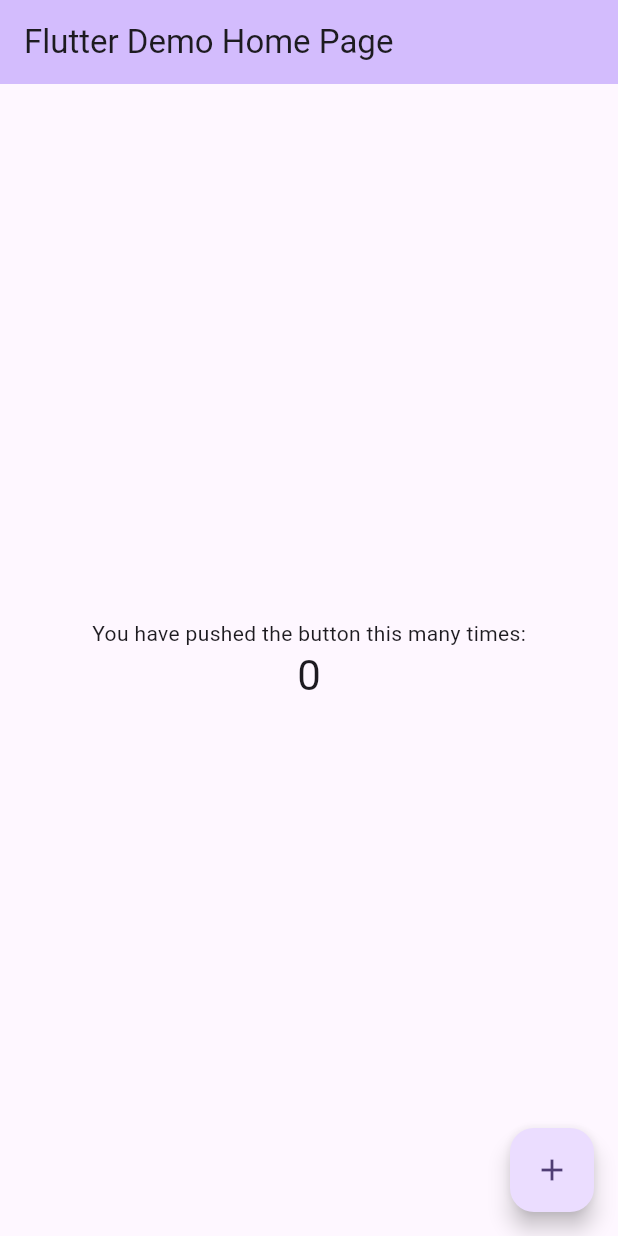
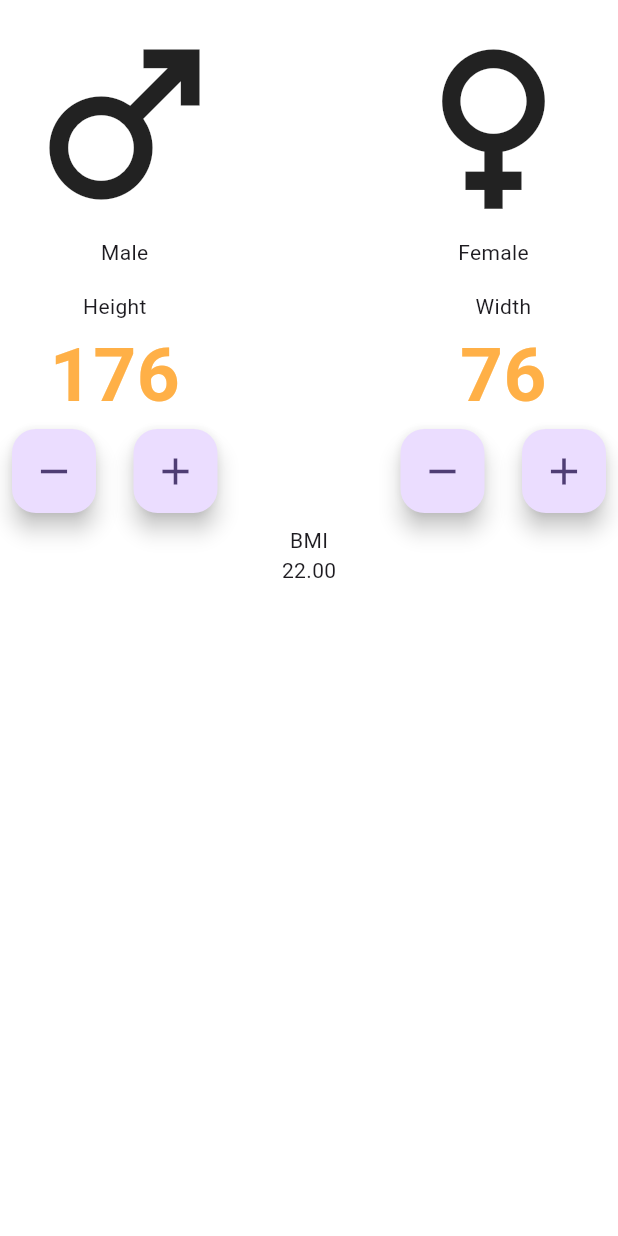
Before and after one commit to manojtharindu11/bmicalculator, a Flutter app: the screen it shows after launch, on a phone screen of 412 x 824 dp. Run offline on Flutter 3.47's test engine with Material 2 defaults, Android fonts, the phone set to English and light mode, and no system bars.

Commit message:
create simple interface

```diff
--- a/lib/main.dart
+++ b/lib/main.dart
@@ -1,3 +1,4 @@
+import 'package:bmicalculator/main_page.dart';
 import 'package:flutter/material.dart';
 
 void main() {
@@ -31,95 +32,7 @@ class MyApp extends StatelessWidget {
         colorScheme: ColorScheme.fromSeed(seedColor: Colors.deepPurple),
         useMaterial3: true,
       ),
-      home: const MyHomePage(title: 'Flutter Demo Home Page'),
+      home: const MainPage(),
     );
   }
 }
-
-class MyHomePage extends StatefulWidget {
-  const MyHomePage({super.key, required this.title});
-
-  // This widget is the home page of your application. It is stateful, meaning
-  // that it has a State object (defined below) that contains fields that affect
-  // how it looks.
-
-  // This class is the configuration for the state. It holds the values (in this
-  // case the title) provided by the parent (in this case the App widget) and
-  // used by the build method of the State. Fields in a Widget subclass are
-  // always marked "final".
-
-  final String title;
-
-  @override
-  State<MyHomePage> createState() => _MyHomePageState();
-}
-
-class _MyHomePageState extends State<MyHomePage> {
-  int _counter = 0;
-
-  void _incrementCounter() {
-    setState(() {
-      // This call to setState tells the Flutter framework that something has
-      // changed in this State, which causes it to rerun the build method below
-      // so that the display can reflect the updated values. If we changed
-      // _counter without calling setState(), then the build method would not be
-      // called again, and so nothing would appear to happen.
-      _counter++;
-    });
-  }
-
-  @override
-  Widget build(BuildContext context) {
-    // This method is rerun every time setState is called, for instance as done
-    // by the _incrementCounter method above.
-    //
-    // The Flutter framework has been optimized to make rerunning build methods
-    // fast, so that you can just rebuild anything that needs updating rather
-    // than having to individually change instances of widgets.
-    return Scaffold(
-      appBar: AppBar(
-        // TRY THIS: Try changing the color here to a specific color (to
-        // Colors.amber, perhaps?) and trigger a hot reload to see the AppBar
-        // change color while the other colors stay the same.
-        backgroundColor: Theme.of(context).colorScheme.inversePrimary,
-        // Here we take the value from the MyHomePage object that was created by
-        // the App.build method, and use it to set our appbar title.
-        title: Text(widget.title),
-      ),
-      body: Center(
-        // Center is a layout widget. It takes a single child and positions it
-        // in the middle of the parent.
-        child: Column(
-          // Column is also a layout widget. It takes a list of children and
-          // arranges them vertically. By default, it sizes itself to fit its
-          // children horizontally, and tries to be as tall as its parent.
-          //
-          // Column has various properties to control how it sizes itself and
-          // how it positions its children. Here we use mainAxisAlignment to
-          // center the children vertically; the main axis here is the vertical
-          // axis because Columns are vertical (the cross axis would be
-          // horizontal).
-          //
-          // TRY THIS: Invoke "debug painting" (choose the "Toggle Debug Paint"
-          // action in the IDE, or press "p" in the console), to see the
-          // wireframe for each widget.
-          mainAxisAlignment: MainAxisAlignment.center,
-          children: <Widget>[
-            const Text(
-              'You have pushed the button this many times:',
-            ),
-            Text(
-              '$_counter',
-              style: Theme.of(context).textTheme.headlineMedium,
-            ),
-          ],
-        ),
-      ),
-      floatingActionButton: FloatingActionButton(
-        onPressed: _incrementCounter,
-        tooltip: 'Increment',
-        child: const Icon(Icons.add),
-      ), // This trailing comma makes auto-formatting nicer for build methods.
-    );
-  }
-}
--- /dev/null
+++ b/lib/main_page.dart
@@ -0,0 +1,129 @@
+import 'package:flutter/cupertino.dart';
+import 'package:flutter/material.dart';
+
+class MainPage extends StatefulWidget {
+  const MainPage({super.key});
+
+  @override
+  State<MainPage> createState() => _MainPageState();
+}
+
+class _MainPageState extends State<MainPage> {
+  @override
+  Widget build(BuildContext context) {
+    return Scaffold(
+      body: SafeArea(
+        child: Container(
+          color: Colors.white,
+          child: const Column(children: [
+            Row(
+              children: [
+                Padding(
+                  padding: EdgeInsets.all(8.0),
+                  child: Column(
+                    children: [
+                      Icon(
+                        Icons.male,
+                        size: 150,
+                      ),
+                      Text("Male"),
+                    ],
+                  ),
+                ),
+                Spacer(),
+                Padding(
+                  padding: EdgeInsets.all(8.0),
+                  child: Column(
+                    children: [
+                      Icon(
+                        Icons.female,
+                        size: 150,
+                      ),
+                      Text("Female"),
+                    ],
+                  ),
+                )
+              ],
+            ),
+            Row(
+              children: [
+                Padding(
+                  padding: EdgeInsets.all(8.0),
+                  child: Column(
+                    children: [
+                      Text("Height"),
+                      Text("176",
+                          style: TextStyle(
+                              color: Color(0xffffb047),
+                              fontSize: 50,
+                              fontWeight: FontWeight.bold)),
+                      Row(
+                        children: [
+                          FloatingActionButton(
+                            onPressed: null,
+                            child: Icon(
+                              Icons.remove,
+                              size: 30,
+                            ),
+                          ),
+                          SizedBox(
+                            width: 25,
+                          ),
+                          FloatingActionButton(
+                            onPressed: null,
+                            child: Icon(
+                              Icons.add,
+                              size: 30,
+                            ),
+                          )
+                        ],
+                      )
+                    ],
+                  ),
+                ),
+                Spacer(),
+                Padding(
+                  padding: EdgeInsets.all(8.0),
+                  child: Column(
+                    children: [
+                      Text("Width"),
+                      Text("76",
+                          style: TextStyle(
+                              color: Color(0xffffb047),
+                              fontSize: 50,
+                              fontWeight: FontWeight.bold)),
+                      Row(
+                        children: [
+                          FloatingActionButton(
+                            onPressed: null,
+                            child: Icon(
+                              Icons.remove,
+                              size: 30,
+                            ),
+                          ),
+                          SizedBox(
+                            width: 25,
+                          ),
+                          FloatingActionButton(
+                            onPressed: null,
+                            child: Icon(
+                              Icons.add,
+                              size: 30,
+                            ),
+                          )
+                        ],
+                      )
+                    ],
+                  ),
+                )
+              ],
+            ),
+            Column(
+              children: [Text("BMI"), Text("22.00")],
+            )
+          ]),
+        ),
+      ),
+    );
+  }
+}
```
